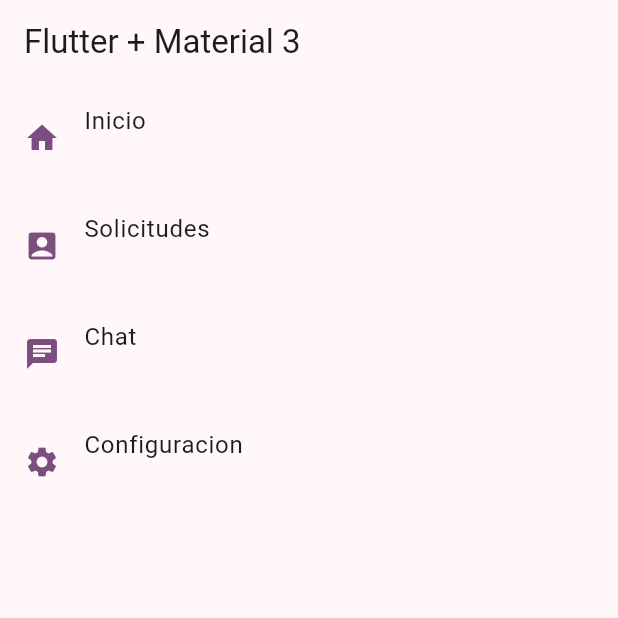
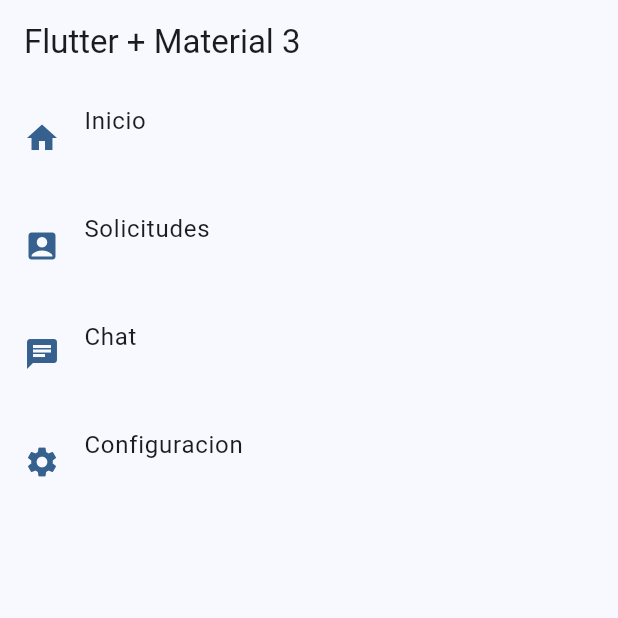
Before and after one commit to cjaramillor/RentalMaq, a Flutter app: the screen it shows after launch, on a phone screen of 412 x 824 dp, the top half of it. Run offline on Flutter 3.47's test engine with Material 2 defaults, Android fonts, the phone set to English and light mode, and no system bars; our stand-ins replace go_router.

Commit message:
configurado go_router

```diff
--- /dev/null
+++ b/rental_maq/lib/config/Router/app_router.dart
@@ -0,0 +1,27 @@
+import 'package:go_router/go_router.dart';
+import 'package:rental_maq/presentation/screen/requests/requests_screen.dart';
+import 'package:rental_maq/presentation/screen/screens.dart';
+import 'package:rental_maq/presentation/screen/settings/settings_screen.dart';
+
+// GoRouter configuration
+final appRouter = GoRouter(
+  initialLocation: '/home',
+  routes: [
+    GoRoute(
+      path: '/home',
+      builder: (context, state) => const HomeScreen(),
+    ),
+    GoRoute(
+      path: '/setting',
+      builder: (context, state) => const SettingsScreen(),
+    ),
+    GoRoute(
+      path: '/request',
+      builder: (context, state) => const RequestsScreen(),
+    ),
+    GoRoute(
+      path: '/chat',
+      builder: (context, state) => const ChatScreen(),
+    ),
+  ],
+);
--- a/rental_maq/lib/config/menu/menu_item.dart
+++ b/rental_maq/lib/config/menu/menu_item.dart
@@ -14,10 +14,16 @@
 }
 
 const appMenuItem = <MenuItem>[
-  MenuItem(title: 'Inicio', subtitle: '', link: '', icon: Icons.home),
+  MenuItem(title: 'Inicio', subtitle: '', link: '/home', icon: Icons.home),
   MenuItem(
-      title: 'Solicitudes', subtitle: '', link: '', icon: Icons.account_box),
-  MenuItem(title: 'Chat', subtitle: '', link: '', icon: Icons.chat),
+      title: 'Solicitudes',
+      subtitle: '',
+      link: '/request',
+      icon: Icons.account_box),
+  MenuItem(title: 'Chat', subtitle: '', link: '/chat', icon: Icons.chat),
   MenuItem(
-      title: 'Configuracion', subtitle: '', link: '', icon: Icons.settings),
+      title: 'Configuracion',
+      subtitle: '',
+      link: '/setting',
+      icon: Icons.settings),
 ];
--- a/rental_maq/lib/main.dart
+++ b/rental_maq/lib/main.dart
@@ -1,5 +1,5 @@
 import 'package:flutter/material.dart';
-import 'package:rental_maq/presentation/screen/home/home_screen.dart';
+import 'package:rental_maq/config/Router/app_router.dart';
 
 import 'config/theme/app_theme.dart';
 
@@ -12,12 +12,10 @@
 
   @override
   Widget build(BuildContext context) {
-    return MaterialApp(
+    return MaterialApp.router(
+      routerConfig: appRouter,
       debugShowCheckedModeBanner: false,
-      theme: AppTheme(selectedColor: 4).getTheme(),
-      home: const Scaffold(
-        body: Center(child: HomeScreen()),
-      ),
+      theme: AppTheme(selectedColor: 0).getTheme(),
     );
   }
 }
--- a/rental_maq/lib/presentation/screen/home/buttons/buttons_screen.dart
+++ b/rental_maq/lib/presentation/screen/chat/chat_screen.dart
@@ -1,13 +1,13 @@
 import 'package:flutter/material.dart';
 
-class ButtonsScreen extends StatelessWidget {
-  const ButtonsScreen({super.key});
+class ChatScreen extends StatelessWidget {
+  const ChatScreen({super.key});
 
   @override
   Widget build(BuildContext context) {
     return Scaffold(
       appBar: AppBar(
-        title: const Text("buttons screen"),
+        title: const Text("Chat screen"),
       ),
       body: const Placeholder(),
     );
--- /dev/null
+++ b/rental_maq/lib/presentation/screen/screens.dart
@@ -0,0 +1,4 @@
+export 'package:rental_maq/presentation/screen/home/home_screen.dart';
+export 'package:rental_maq/presentation/screen/requests/requests_screen.dart';
+export 'package:rental_maq/presentation/screen/settings/settings_screen.dart';
+export 'package:rental_maq/presentation/screen/chat/chat_screen.dart';
--- a/rental_maq/lib/presentation/screen/home/buttons/cards_screen.dart
+++ b/rental_maq/lib/presentation/screen/settings/settings_screen.dart
@@ -1,13 +1,13 @@
 import 'package:flutter/material.dart';
 
-class CardsScreen extends StatelessWidget {
-  const CardsScreen({super.key});
+class SettingsScreen extends StatelessWidget {
+  const SettingsScreen({super.key});
 
   @override
   Widget build(BuildContext context) {
     return Scaffold(
       appBar: AppBar(
-        title: const Text("card screen"),
+        title: const Text("Settings screen"),
       ),
       body: const Placeholder(),
     );
--- a/rental_maq/pubspec.yaml
+++ b/rental_maq/pubspec.yaml
@@ -9,11 +9,12 @@
 dependencies:
   flutter:
     sdk: flutter
+  go_router: ^12.1.1
 
 dev_dependencies:
+  flutter_lints: ^2.0.0
   flutter_test:
     sdk: flutter
-  flutter_lints: ^2.0.0
 
 flutter:
   uses-material-design: true
```
Also changed, not shown: rental_maq/lib/presentation/screen/home/home_screen.dart (+2 -6 lines), rental_maq/lib/presentation/screen/requests/requests_screen.dart (added, +15 -0 lines), rental_maq/pubspec.lock.
